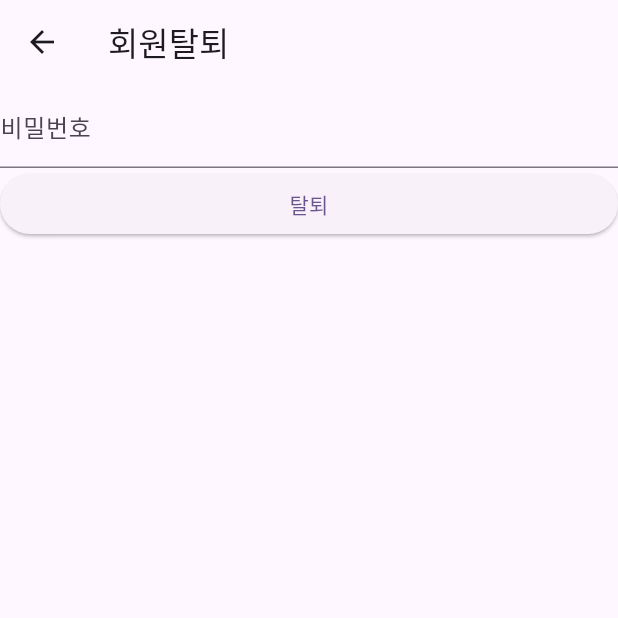
After one commit to eonz1/photo-card-flutter, a Flutter app: the ProfileScreen screen opened by its route, after a tap on "탈퇴", on a phone screen of 412 x 824 dp, the top half of it. The commit adds this screen. Run offline on Flutter 3.47's test engine with Material 3 defaults, Android fonts, the phone set to English and light mode, and no system bars; our stand-ins replace dio, go_router, logger, pretty_dio_logger, retrofit, shared_preferences; accounts and stored records are empty; generated files the repository leaves out were written again.

Commit message:
탈퇴 기능 추가

```diff
--- a/lib/feature/profile/profile_screen.dart
+++ b/lib/feature/profile/profile_screen.dart
@@ -68,6 +68,13 @@ class ProfileScreen extends StatelessWidget {
                 }
               },
               child: const Text("로그아웃")),
+          ElevatedButton(
+              style: ElevatedButton.styleFrom(
+                  minimumSize: const Size.fromHeight(40)),
+              onPressed: () {
+                if (context.mounted) context.goNamed("withdraw");
+              },
+              child: const Text("탈퇴")),
         ],
       ),
       bottomNavigationBar: CustomBottomNavigationBar(),
--- /dev/null
+++ b/lib/feature/withdraw/api/withdraw_repository.dart
@@ -0,0 +1,16 @@
+import 'package:dio/dio.dart';
+import 'package:photo_card_flutter/feature/withdraw/api/withdraw_request.dart';
+import 'package:retrofit/http.dart';
+
+import '../../../global/api/response_entity.dart';
+
+part 'withdraw_repository.g.dart';
+
+@RestApi()
+abstract class WithdrawRepository {
+  factory WithdrawRepository(Dio dio, {String baseUrl}) = _WithdrawRepository;
+
+  @DELETE("/member")
+  Future<ResponseEntity<dynamic>> withdraw(
+      @Body() WithdrawRequest withdrawRequest);
+}
--- /dev/null
+++ b/lib/feature/withdraw/api/withdraw_request.dart
@@ -0,0 +1,15 @@
+import 'package:json_annotation/json_annotation.dart';
+
+part 'withdraw_request.g.dart';
+
+@JsonSerializable(fieldRename: FieldRename.snake)
+class WithdrawRequest {
+  String? password = "";
+
+  WithdrawRequest({this.password});
+
+  factory WithdrawRequest.fromJson(Map<String, dynamic> json) =>
+      _$WithdrawRequestFromJson(json);
+
+  Map<String, dynamic> toJson() => _$WithdrawRequestToJson(this);
+}
--- /dev/null
+++ b/lib/feature/withdraw/withdraw_screen.dart
@@ -0,0 +1,49 @@
+import 'package:flutter/material.dart';
+import 'package:go_router/go_router.dart';
+import 'package:photo_card_flutter/feature/withdraw/api/withdraw_request.dart';
+
+import 'withdraw_service.dart';
+
+class WithdrawScreen extends StatefulWidget {
+  const WithdrawScreen({super.key});
+
+  @override
+  State<WithdrawScreen> createState() => _WithdrawScreenState();
+}
+
+class _WithdrawScreenState extends State<WithdrawScreen> {
+  @override
+  Widget build(BuildContext context) {
+    final service = WithdrawService();
+    final textEditingController = TextEditingController();
+
+    return SafeArea(
+        child: Scaffold(
+      appBar: AppBar(
+        title: const Text("회원탈퇴"),
+      ),
+      body: Column(
+        children: [
+          TextFormField(
+              controller: textEditingController,
+              obscureText: true,
+              decoration: InputDecoration(
+                labelText: "비밀번호",
+              )),
+          ElevatedButton(
+              style: ElevatedButton.styleFrom(
+                  minimumSize: const Size.fromHeight(40)),
+              onPressed: () async {
+                final request =
+                    WithdrawRequest(password: textEditingController.text);
+
+                final response = await service.withdraw(request);
+
+                if (context.mounted && response) context.goNamed("login");
+              },
+              child: const Text("탈퇴")),
+        ],
+      ),
+    ));
+  }
+}
--- /dev/null
+++ b/lib/feature/withdraw/withdraw_service.dart
@@ -0,0 +1,25 @@
+import 'package:dio/dio.dart';
+
+import '../../global/api/api_client.dart';
+import '../../global/service/dio_exception_handler.dart';
+import 'api/withdraw_repository.dart';
+import 'api/withdraw_request.dart';
+
+class WithdrawService {
+  late final WithdrawRepository withdrawRepository;
+  final ApiClient apiClient = ApiClient();
+
+  WithdrawService() {
+    withdrawRepository = WithdrawRepository(apiClient.createDio());
+  }
+
+  Future<bool> withdraw(WithdrawRequest withdrawRequest) async {
+    try {
+      final response = await withdrawRepository.withdraw(withdrawRequest);
+      return response.resultCode == 200;
+    } on DioException catch (exception) {
+      DioExceptionHandler.showExceptionMessage(exception);
+      return false;
+    }
+  }
+}
--- a/lib/global/api/api_route_constants.dart
+++ b/lib/global/api/api_route_constants.dart
@@ -3,7 +3,7 @@ import 'package:flutter/foundation.dart';
 class ApiRouteConstants {
   static String getBaseUrl() {
     if (kDebugMode) {
-      return "https://9879-203-132-166-14.ngrok-free.app/photocard";
+      return "http://129.154.62.23:8080/photocard";
     } else {
       // production mode
       return "http://photocard.site:8080";
--- a/lib/global/router/app_router.dart
+++ b/lib/global/router/app_router.dart
@@ -1,6 +1,7 @@
 import 'package:flutter/foundation.dart';
 import 'package:flutter/material.dart';
 import 'package:go_router/go_router.dart';
+import 'package:photo_card_flutter/feature/withdraw/withdraw_screen.dart';
 
 import '../../feature/account/screen/account_edit_screen.dart';
 import '../../feature/profile/profile_screen.dart';
@@ -42,6 +43,14 @@ class AppRouter {
                   ),
                 ),
               ]),
+          GoRoute(
+            name: "withdraw",
+            path: "withdraw",
+            pageBuilder: (context, state) => buildNoTransitionPageWithState(
+              state: state,
+              child: const WithdrawScreen(),
+            ),
+          ),
         ],
       ),
       GoRoute(
```
